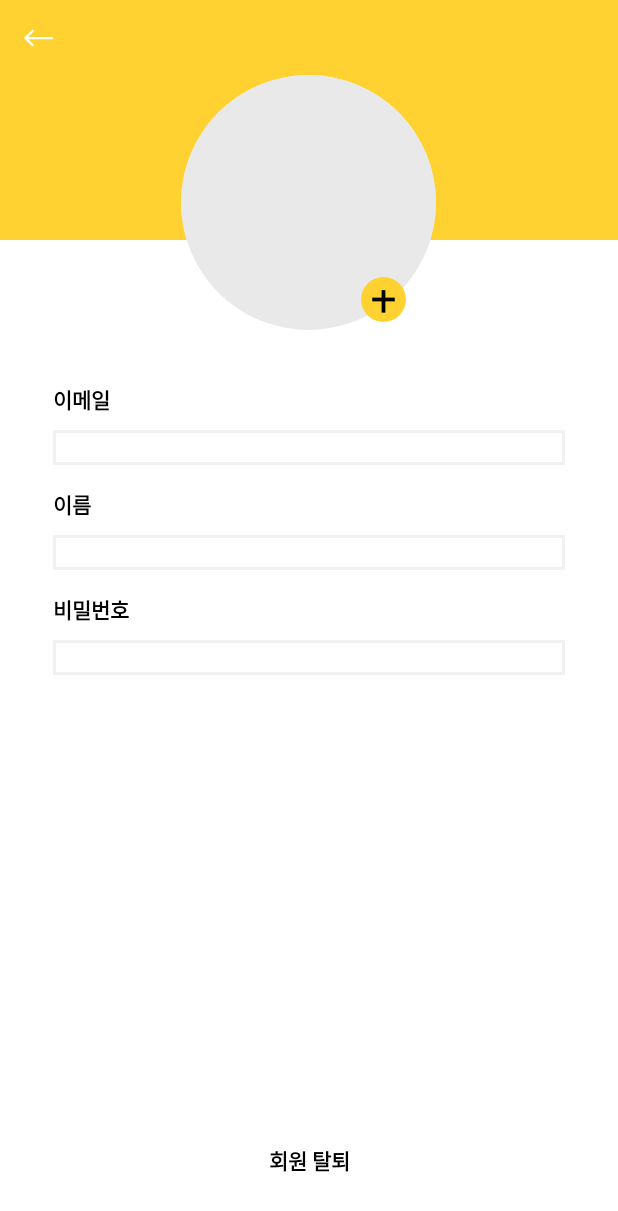
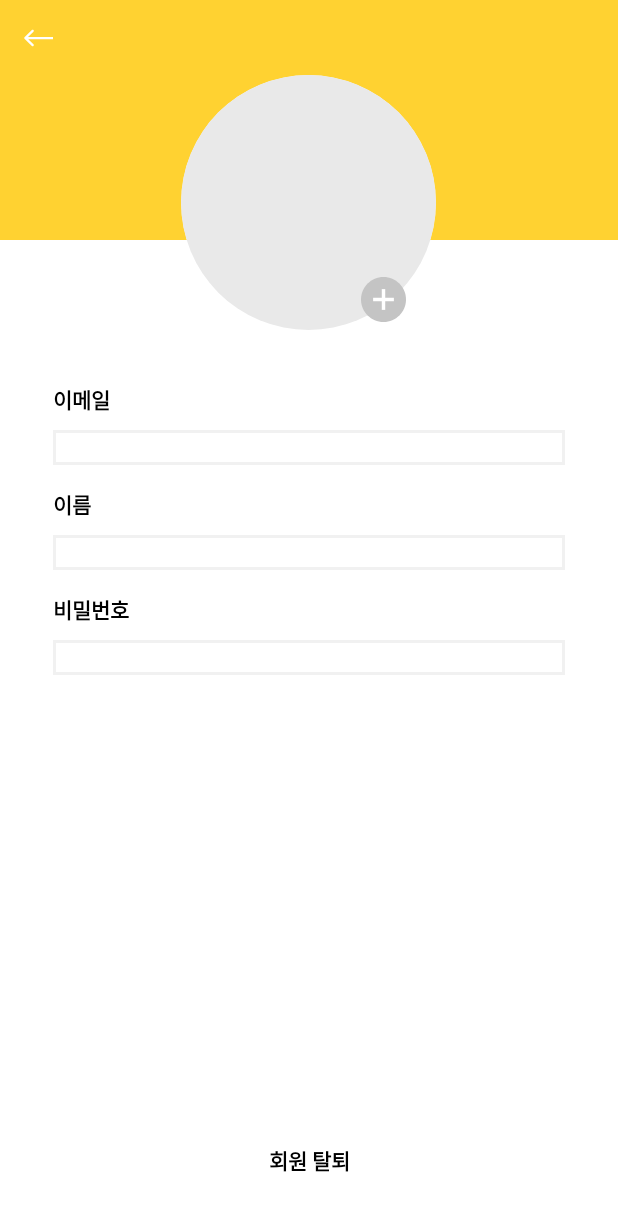
Before and after one commit to mummoom/Android, an Android app: the MyProfileActivity screen opened directly, with no data from a screen before it, on a phone screen of 412 x 824 dp. Shown: the top 1211 px of the screen. Run offline under Robolectric (Android 15) with nearby library versions, the phone set to English and light mode, and no system bars; our stand-ins replace Firebase (no records; nobody signed in at launch, a user with empty details on screens opened directly).

Commit message:
Changed the activity_myprofile's plus_icon.

```diff
--- /dev/null
+++ b/app/src/main/res/drawable/ic_plus_gray.xml
@@ -0,0 +1,19 @@
+<vector xmlns:android="http://schemas.android.com/apk/res/android"
+    android:width="26dp"
+    android:height="26dp"
+    android:viewportWidth="26"
+    android:viewportHeight="26">
+  <path
+      android:pathData="M26,13C26,20.1797 20.1797,26 13,26C5.8203,26 0,20.1797 0,13C0,5.8203 5.8203,0 13,0C20.1797,0 26,5.8203 26,13Z"
+      android:fillColor="#C4C4C4"/>
+  <path
+      android:pathData="M7,13L19,13"
+      android:strokeWidth="2"
+      android:fillColor="#00000000"
+      android:strokeColor="#ffffff"/>
+  <path
+      android:pathData="M13,7L13,19"
+      android:strokeWidth="2"
+      android:fillColor="#00000000"
+      android:strokeColor="#ffffff"/>
+</vector>
--- a/app/src/main/res/layout/activity_myprofile.xml
+++ b/app/src/main/res/layout/activity_myprofile.xml
@@ -39,7 +39,7 @@
             android:id="@+id/myprofile_plusBtn_iv"
             android:layout_width="30dp"
             android:layout_height="30dp"
-            android:src="@drawable/ic_plus"
+            android:src="@drawable/ic_plus_gray"
             android:layout_gravity="bottom|center_horizontal"
             android:layout_marginStart="50dp"
             android:layout_marginBottom="5dp"/>
```
